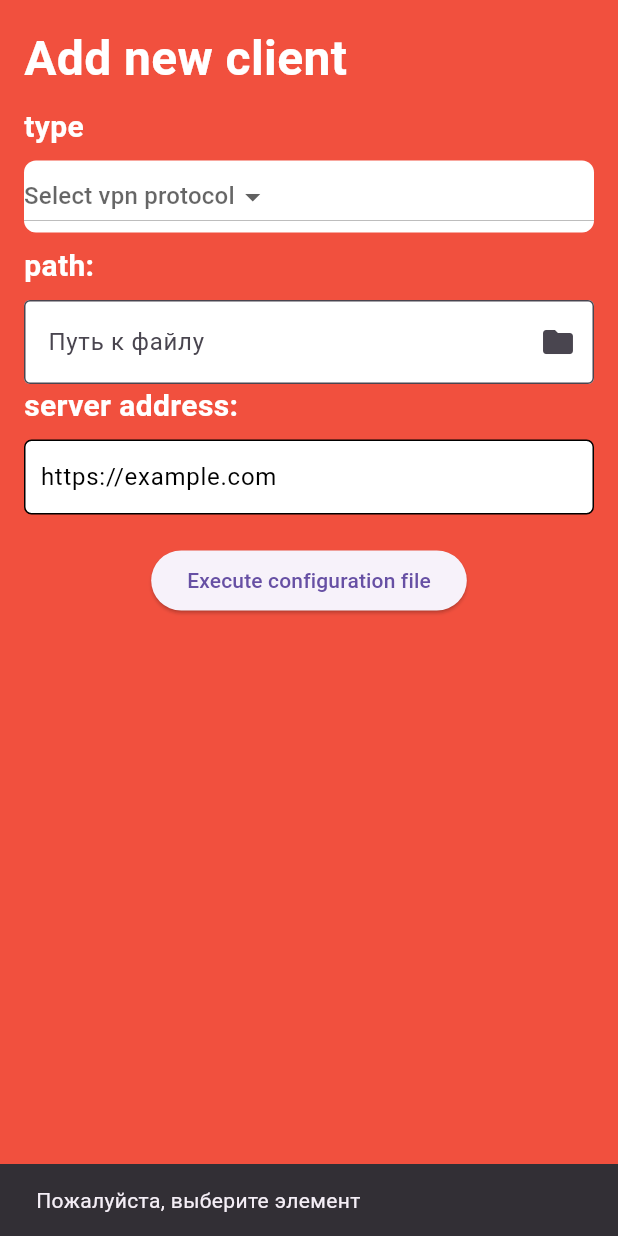
After one commit to JLWorker/FreeZone, a Flutter app: the AddNewClientPage screen opened directly, after a tap on "Execute configuration file", on a phone screen of 412 x 824 dp. The commit adds this screen. Run offline on Flutter 3.47's test engine with Material 3 defaults, Android fonts, the light colour scheme and no system bars; our stand-ins replace file_picker; missing offline and left inert: ikev_flutter, wireguard_flutter.

Commit message:
feat: add new client adding page, connect with wireguard vpn protocol

```diff
--- /dev/null
+++ b/lib/pages/add_new_client_page.dart
@@ -0,0 +1,211 @@
+import 'dart:io';
+
+import 'package:file_picker/file_picker.dart';
+import 'package:flutter/material.dart';
+import 'package:free_zone/themes/app-style.dart';
+import 'package:wireguard_flutter/wireguard_flutter.dart';
+
+class AddNewClientPage extends StatefulWidget {
+  @override
+  _AddNewClientPageState createState() => _AddNewClientPageState();
+}
+
+class _AddNewClientPageState extends State<AddNewClientPage> {
+  final _formKey = GlobalKey<FormState>();
+  String? _selectedItem; // Переменная для хранения выбранного элемента
+  final List<String> _vpnProtocols = ['WireGuard', 'IKEV2'];
+  final TextEditingController _nameController = TextEditingController();
+  String? _filePath; // Переменная для хранения пути к выбранному файлу
+
+  final TextEditingController _urlController = TextEditingController();
+  String? _serverUrl;
+
+  void _saveData() async {
+    if (_formKey.currentState!.validate()) {
+      // Здесь можно сохранить данные или выполнить проверку
+
+
+      if (_selectedItem != null) {
+
+        await _showFilePath();
+
+        // Вывод данных в консоль (или можно сохранить в базе данных)
+        print('Type: $_selectedItem');
+
+        _serverUrl = _urlController.text; // Сохраняем URL в переменной
+
+        final wireguard = WireGuardFlutter.instance;
+
+        // Инициализируем интерфейс
+        await wireguard.initialize(interfaceName: 'wg0');
+
+        String fileContents = await readFile(_filePath!);
+
+        await wireguard.startVpn(
+          serverAddress: _serverUrl!,
+          wgQuickConfig: fileContents,
+          providerBundleIdentifier: 'com.freezone.vpn',
+        );
+
+        // Сообщение об успешном сохранении
+        ScaffoldMessenger.of(context).showSnackBar(
+          SnackBar(content: Text('VPN is ON!')),
+        );
+
+      } else {
+        ScaffoldMessenger.of(context).showSnackBar(
+          SnackBar(content: Text('Пожалуйста, выберите элемент')),
+        );
+      }
+    }
+  }
+
+  Future<void> _pickFile() async {
+    // Открытие диалогового окна выбора файла
+    FilePickerResult? result = await FilePicker.platform.pickFiles();
+
+    if (result != null) {
+      setState(() {
+        _filePath = result.files.single.path; // Сохранение пути к выбранному файлу
+      });
+    } else {
+      // Пользователь отменил выбор файла
+      setState(() {
+        _filePath = null;
+      });
+    }
+  }
+
+  Future<String> readFile(String filePath) async {
+    try {
+      final file = File(filePath);
+      String contents = await file.readAsString();
+      return contents;
+    } catch (e) {
+      print("Ошибка при чтении файла: $e");
+      return '';
+    }
+  }
+
+  Future<void> _showFilePath() async {
+    if (_filePath != null) {
+      String fileContents = await readFile(_filePath!);
+      ScaffoldMessenger.of(context).showSnackBar(
+        SnackBar(content: Text('Содержимое файла: $fileContents')),
+      );
+    } else {
+      ScaffoldMessenger.of(context).showSnackBar(
+        SnackBar(content: Text('Файл не выбран')),
+      );
+    }
+  }
+
+  @override
+  Widget build(BuildContext context) {
+    return Scaffold(
+      backgroundColor: AppStyle.MainColor,
+      body: Padding(
+        padding: EdgeInsets.all(16.0),
+        child: Form(
+          key: _formKey,
+          child: Column(
+            children: [
+              Align(
+                alignment: Alignment.centerLeft, // Выровнять текст по левому краю
+                child: Text(
+                  'Add new client',
+                  style: TextStyle(fontSize: 32, fontWeight: FontWeight.bold, color: Colors.white),
+                ),
+              ),
+              SizedBox(height: 8.0), // Отступ между лейблом и текстовым полем
+              Align(
+                alignment: Alignment.centerLeft, // Выровнять текст по левому краю
+                child: Text(
+                  'type',
+                  style: TextStyle(fontSize: 20, fontWeight: FontWeight.bold, color: Colors.white),
+                ),
+              ),
+              SizedBox(height: 8.0), // Отступ между лейблом и текстовым полем
+              Container(
+                width: double.infinity,
+                decoration: BoxDecoration(
+                  color: Colors.white, // Цвет фона
+                  borderRadius: BorderRadius.circular(8.0), // Скругление углов
+                ),
+                child:
+                  DropdownButton<String>(
+                    hint: Text('Select vpn protocol'),
+                    value: _selectedItem,
+                    onChanged: (String? newValue) {
+                      setState(() {
+                        _selectedItem = newValue; // Обновляем выбранный элемент
+                      });
+                    },
+                    items: _vpnProtocols.map<DropdownMenuItem<String>>((String value) {
+                      return DropdownMenuItem<String>(
+                        value: value,
+                        child: Text(value),
+                      );
+                    }).toList(),
+                  )
+              ),
+              SizedBox(height: 8.0), // Отступ между лейблом и текстовым полем
+              Align(
+                alignment: Alignment.centerLeft, // Выровнять текст по левому краю
+                child: Text(
+                  'path:',
+                  style: TextStyle(fontSize: 20, fontWeight: FontWeight.bold, color: Colors.white),
+                ),
+              ),
+              SizedBox(height: 8.0), // Отступ между лейблом и текстовым полем
+              TextField(
+                readOnly: true, // Поле только для чтения
+                decoration: InputDecoration(
+                  labelText: 'Путь к файлу',
+                  border: OutlineInputBorder(),
+                  filled: true, // Включаем заливку
+                  fillColor: Colors.white, // Белый фон
+                  suffixIcon: IconButton(
+                    icon: Icon(Icons.folder),
+                    onPressed: _pickFile, // Вызов метода выбора файла
+                  ),
+                ),
+                controller: TextEditingController(text: _filePath), // Отображение пути
+              ),
+              Align(
+                alignment: Alignment.centerLeft, // Выровнять текст по левому краю
+                child: Text(
+                  'server address:',
+                  style: TextStyle(fontSize: 20, fontWeight: FontWeight.bold, color: Colors.white),
+                ),
+              ),
+              SizedBox(height: 8.0), // Отступ между лейблом и текстовым полем
+              Container(
+                decoration: BoxDecoration(
+                  color: Colors.white, // Белый фон
+                  border: Border.all(color: Colors.black), // Черная рамка
+                  borderRadius: BorderRadius.circular(5),
+                ),
+                child: TextField(
+                  controller: _urlController,
+                  decoration: InputDecoration(
+                    border: InputBorder.none, // Убираем стандартную рамку
+                    hintText: 'https://example.com',
+                    hintStyle: TextStyle(color: Colors.black), // Цвет подсказки
+                    contentPadding: EdgeInsets.all(10), // Отступы внутри текстового поля
+                  ),
+                  style: TextStyle(color: Colors.black), // Черный текст
+                ),
+              ),
+              SizedBox(height: 20),
+              ElevatedButton(
+                onPressed: _saveData,
+                child: Text('Execute configuration file'),
+              ),
+            ],
+          ),
+        ),
+      ),
+    );
+  }
+}
--- a/lib/pages/mainscreen.dart
+++ b/lib/pages/mainscreen.dart
@@ -5,6 +5,7 @@ import 'package:free_zone/widgets/header.dart';
 import 'package:free_zone/themes/app-style.dart';
 import 'package:free_zone/widgets/footer_image.dart';
 import 'package:free_zone/pages/edit_page.dart' as edit_page;
+import 'package:free_zone/pages/add_new_client_page.dart' as add_new_client_page;
 
 import '../themes/app-style.dart';
 
@@ -25,7 +26,8 @@ class _MainScreenState extends State<Mainscreen> {
   final List<Widget> _screens = [
     vpnscreen.VpnScreen(),
     config_editor.ConfigEditorScreen(),
-    edit_page.EditPage()
+    edit_page.EditPage(),
+    add_new_client_page.AddNewClientPage()
   ];
 
   @override
@@ -44,6 +46,8 @@ class _MainScreenState extends State<Mainscreen> {
               icon: FooterImage('assets/icons/add.png'), label: ""),
           BottomNavigationBarItem(
               icon: FooterImage('assets/icons/edit.png'), label: ""),
+          BottomNavigationBarItem(
+              icon: FooterImage('assets/icons/edit.png'), label: ""),
         ],
         showSelectedLabels: false,
         showUnselectedLabels: false,
--- a/pubspec.yaml
+++ b/pubspec.yaml
@@ -31,6 +31,7 @@ dependencies:
   flutter:
     sdk: flutter
   path_provider: ^2.0.11
+  file_picker: ^5.0.0
 
 
   # The following adds the Cupertino Icons font to your application.
```
Also changed, not shown: pubspec.lock, 1 other file.
